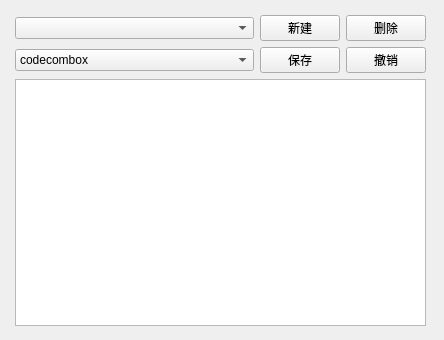
Above: dia/cskinoption.ui from BKEngine/Creator before the change. Below: the same form after it.
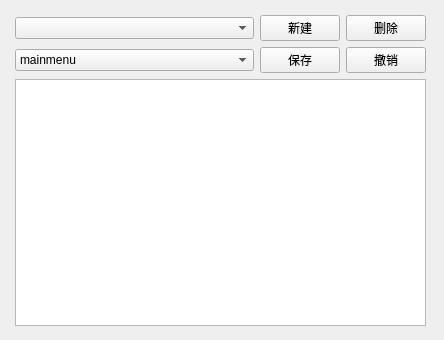
That is the form after the change.

What changed in the file:
```diff
--- a/dia/cskinoption.ui
+++ b/dia/cskinoption.ui
@@ -71,7 +71,12 @@
      <widget class="QComboBox" name="unitbox">
       <item>
        <property name="text">
-        <string>codecombox</string>
+        <string>mainmenu</string>
+       </property>
+      </item>
+      <item>
+       <property name="text">
+        <string>mainmenubar</string>
        </property>
       </item>
       <item>
```
Left out of the diff: 46 changed lines with no effect on the pictures.
